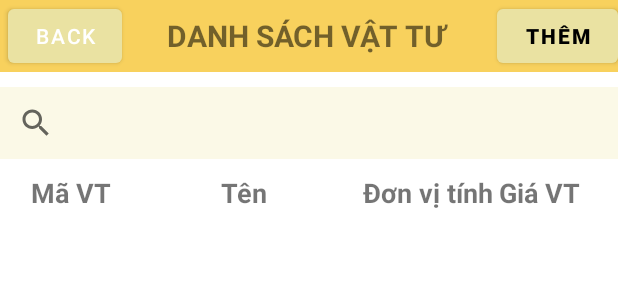
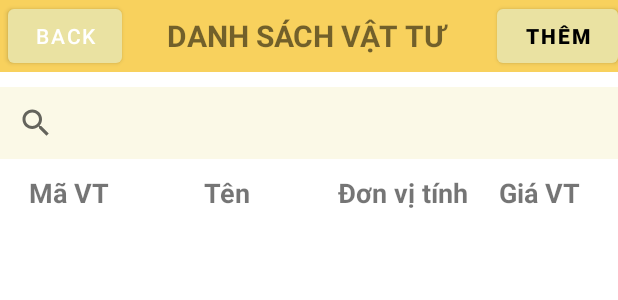
Before and after one commit to nhom11-Android/doAnGiuaKy, an Android app: the layout activity_danh_sach_vat_tu.xml on its own in the app's theme, with its tools: preview values and no code run, on a phone screen of 412 x 824 dp. Shown: the top 300 px of the screen. Run offline under Robolectric (Android 15) with nearby library versions, the phone set to English and light mode, and no system bars.

Commit message:
Update activity_danh_sach_vat_tu.xml
Sửa thành 4 listview thành TableLayout

```diff
--- a/doAn/app/src/main/res/layout/activity_danh_sach_vat_tu.xml
+++ b/doAn/app/src/main/res/layout/activity_danh_sach_vat_tu.xml
@@ -58,96 +58,56 @@
         android:layout_width="match_parent"
         android:layout_height="wrap_content"
         android:layout_marginTop="10dp"
-        android:background="#FBF9E7" />
+        android:background="#FBF9E7" >
 
-    <LinearLayout
+    </SearchView>
+
+    <TableLayout
         android:layout_width="match_parent"
         android:layout_height="match_parent"
-        android:layout_margin="10dp"
-        android:orientation="horizontal">
+        android:layout_margin="10dp">
 
-        <LinearLayout
-            android:layout_width="75dp"
-            android:layout_height="match_parent"
-            android:orientation="vertical">
+        <TableRow
+            android:layout_width="match_parent"
+            android:layout_height="match_parent" >
 
             <TextView
                 android:id="@+id/textView8"
-                android:layout_width="match_parent"
+                android:layout_width="72dp"
                 android:layout_height="wrap_content"
                 android:gravity="center"
                 android:text="Mã VT"
                 android:textSize="18sp"
                 android:textStyle="bold" />
 
-            <ListView
-                android:id="@+id/lvMaVT_DSVatTu"
-                android:layout_width="match_parent"
-                android:layout_height="match_parent" />
-        </LinearLayout>
-
-        <LinearLayout
-            android:layout_width="153dp"
-            android:layout_height="wrap_content"
-            android:orientation="vertical">
-
             <TextView
                 android:id="@+id/textView7"
-                android:layout_width="match_parent"
+                android:layout_width="138dp"
                 android:layout_height="wrap_content"
                 android:gravity="center"
                 android:text="Tên"
                 android:textSize="18sp"
                 android:textStyle="bold" />
 
-            <ListView
-                android:id="@+id/lvTenVT_DSVatTu"
-                android:layout_width="match_parent"
-                android:layout_height="match_parent" />
-
-        </LinearLayout>
-
-        <LinearLayout
-            android:layout_width="94dp"
-            android:layout_height="match_parent"
-            android:orientation="vertical">
-
             <TextView
                 android:id="@+id/textView6"
-                android:layout_width="match_parent"
+                android:layout_width="98dp"
                 android:layout_height="wrap_content"
                 android:gravity="center"
                 android:text="Đơn vị tính"
                 android:textSize="18sp"
                 android:textStyle="bold" />
 
-            <ListView
-                android:id="@+id/lvDonViTinhVT_DSVatTu"
-                android:layout_width="match_parent"
-                android:layout_height="match_parent"
-                android:layout_weight="1" />
-        </LinearLayout>
-
-        <LinearLayout
-            android:layout_width="match_parent"
-            android:layout_height="match_parent"
-            android:orientation="vertical">
-
             <TextView
                 android:id="@+id/textView9"
-                android:layout_width="match_parent"
+                android:layout_width="83dp"
                 android:layout_height="wrap_content"
+                android:gravity="center"
                 android:text="Giá VT"
                 android:textSize="18sp"
                 android:textStyle="bold" />
+        </TableRow>
+    </TableLayout>
 
-            <ListView
-                android:id="@+id/lvGiaVT_DSVatTu"
-                android:layout_width="match_parent"
-                android:layout_height="match_parent"
-                android:layout_weight="1" />
-        </LinearLayout>
-
-    </LinearLayout>
 
 </LinearLayout>
```
